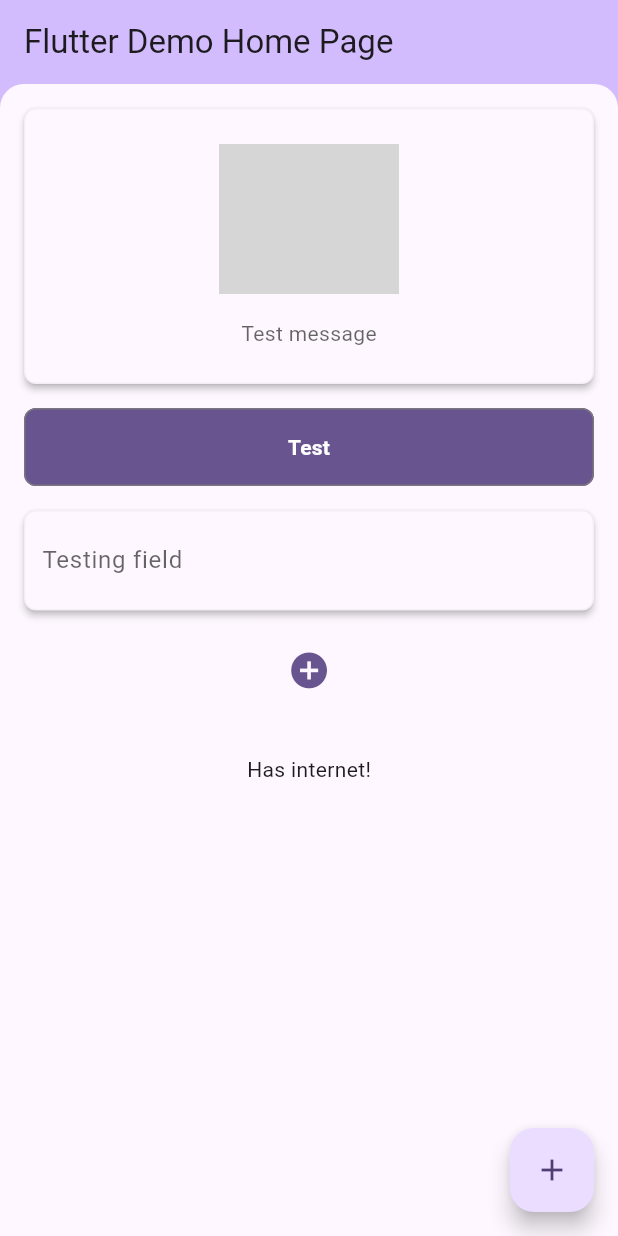
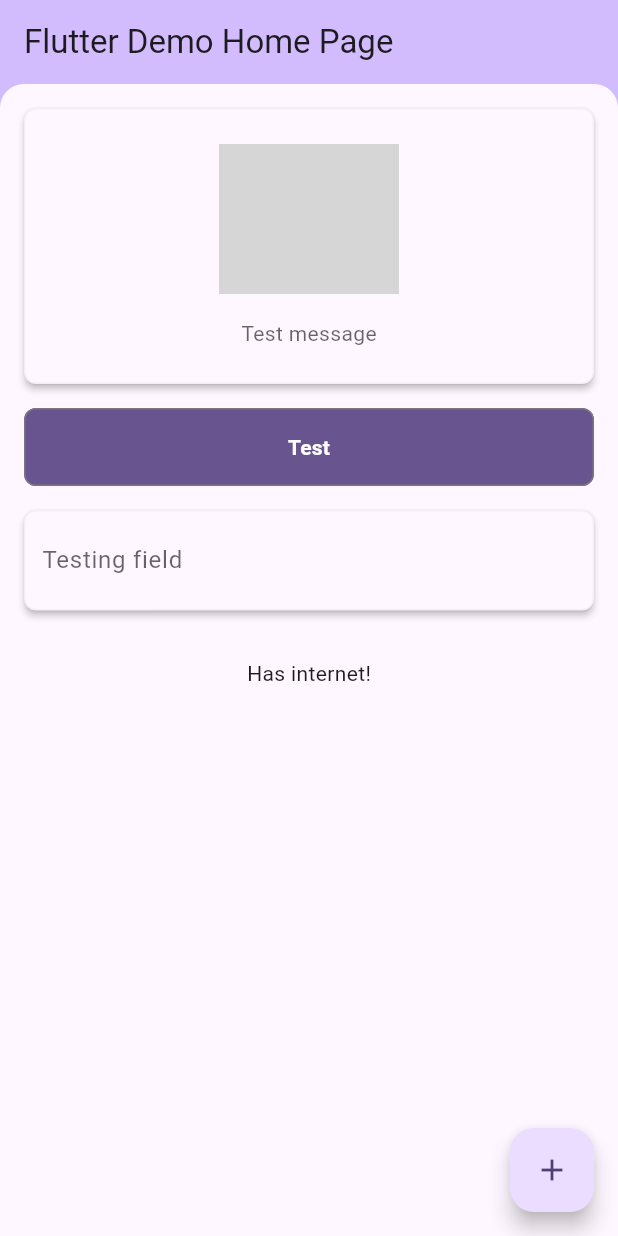
Before and after one commit to thienphan1996/tp_media, a Flutter app: the screen it shows after launch, on a phone screen of 412 x 824 dp. Run offline on Flutter 3.47's test engine with Material 3 defaults, Android fonts, the phone set to English and light mode, and no system bars; our stand-ins replace flutter_hooks, flutter_riverpod, fluttertoast, freezed_annotation, google_fonts, google_mobile_ads and 5 more; missing offline and left inert: app_tracking_transparency, purchases_flutter, purchases_ui_flutter; generated files the repository leaves out were written again; network calls fail; project files that could hold a hidden picture were left out; grey boxes are pictures that could not be loaded.

Commit message:
update version 1.0.0

```diff
--- a/example/lib/main.dart
+++ b/example/lib/main.dart
@@ -5,9 +5,6 @@ import 'package:flutter/material.dart';
 import 'package:flutter/services.dart';
 import 'package:flutter_riverpod/flutter_riverpod.dart';
 import 'package:tp_media/tp_media.dart';
-import 'package:tp_media/widget/internet_checker.dart';
-import 'package:tp_media/widget/premium_user.dart';
-import 'package:tp_media/widget/top_rounded_container.dart';
 
 void main() async {
   WidgetsFlutterBinding.ensureInitialized();
@@ -97,7 +94,7 @@ class _MyHomePageState extends LoadingDialogState<MyHomePage> with InterstitialA
   }
 
   void _incrementCounter() {
-    TestIapManager.instance.presentPaywallIfNeeded();
+    loadAndShowRewardAd();
   }
 
   @override
@@ -130,8 +127,6 @@ class _MyHomePageState extends LoadingDialogState<MyHomePage> with InterstitialA
                           SizedBox(height: 16),
                           CommonTextField(labelText: 'Testing field'),
                           SizedBox(height: 16),
-                          CommonIconButton(icon: Icons.add_circle_outlined, onPressed: () {}),
-                          SizedBox(height: 16),
                           CommonCard(
                             child: PremiumUser(
                               text: 'Hello Premium User',
--- a/lib/ads/admob_open_ad.dart
+++ b/lib/ads/admob_open_ad.dart
@@ -9,7 +9,9 @@ class OpenAdLifecycleReactor {
 
   void listenToAppStateChanges() {
     AppStateEventNotifier.startListening();
-    AppStateEventNotifier.appStateStream.forEach((state) => _onAppStateChanged(state));
+    AppStateEventNotifier.appStateStream.forEach(
+      (state) => _onAppStateChanged(state),
+    );
   }
 
   void _onAppStateChanged(AppState appState) {
--- /dev/null
+++ b/lib/external/in_app_review.dart
@@ -0,0 +1 @@
+export 'package:in_app_review/in_app_review.dart';
--- a/lib/iap/iap_initializer.dart
+++ b/lib/iap/iap_initializer.dart
@@ -4,7 +4,11 @@ import 'package:purchases_flutter/purchases_flutter.dart';
 import 'package:tp_media/iap/iap_manager.dart';
 
 class IapInitializer {
-  static Future<bool> init(List<IapManager> iapManagers, {String? androidApiKey, String? iosApiKey}) async {
+  static Future<bool> init(
+    List<IapManager> iapManagers, {
+    String? androidApiKey,
+    String? iosApiKey,
+  }) async {
     Purchases.setLogLevel(LogLevel.debug);
 
     PurchasesConfiguration configuration;
--- a/lib/mixin/interstitial_ad_mixin.dart
+++ b/lib/mixin/interstitial_ad_mixin.dart
@@ -4,7 +4,8 @@ import 'package:tp_media/ads/admob_enable.dart';
 import 'package:tp_media/network/internet_manager.dart';
 import 'package:tp_media/state/loading_dialog_state.dart';
 
-mixin InterstitialAdMixin<T extends StatefulWidget> on State<T> implements AdmobEnable {
+mixin InterstitialAdMixin<T extends StatefulWidget> on State<T>
+    implements AdmobEnable {
   InterstitialAd? _interstitialAd;
   bool _isLoadingAd = false;
 
@@ -46,7 +47,7 @@ mixin InterstitialAdMixin<T extends StatefulWidget> on State<T> implements Admob
 
     if (!_isLoadingAd && _interstitialAd == null && mounted) {
       _isLoadingAd = true;
-      showLoadingDialog(context);
+      showDialogLoading(context);
       InterstitialAd.load(
         adUnitId: interstitialUnitId,
         request: const AdRequest(),
--- a/lib/network/internet_manager.dart
+++ b/lib/network/internet_manager.dart
@@ -9,5 +9,6 @@ class InternetManager {
 
   Future<bool> get isOnline => InternetConnection().hasInternetAccess;
 
-  Stream<InternetStatus> get onStatusChange => InternetConnection().onStatusChange;
+  Stream<InternetStatus> get onStatusChange =>
+      InternetConnection().onStatusChange;
 }
--- a/lib/state/loading_dialog_state.dart
+++ b/lib/state/loading_dialog_state.dart
@@ -1,6 +1,6 @@
 import 'package:flutter/material.dart';
 
-void showLoadingDialog(BuildContext context, {Color? color}) {
+void showDialogLoading(BuildContext context, {Color? color}) {
   showDialog(
     context: context,
     barrierDismissible: false,
@@ -34,7 +34,7 @@ abstract class LoadingDialogState<T extends StatefulWidget> extends State<T> {
 
   void showLoading() {
     isLoading = true;
-    showLoadingDialog(context);
+    showDialogLoading(context);
   }
 
   void hideLoading() {
--- a/lib/widget/internet_checker.dart
+++ b/lib/widget/internet_checker.dart
@@ -6,7 +6,11 @@ import 'package:lottie/lottie.dart';
 import 'package:tp_media/network/internet_manager.dart';
 
 class InternetChecker extends StatefulWidget {
-  const InternetChecker({super.key, required this.message, required this.child});
+  const InternetChecker({
+    super.key,
+    required this.message,
+    required this.child,
+  });
 
   final String message;
   final Widget child;
@@ -52,10 +56,20 @@ class _InternetCheckerState extends State<InternetChecker> {
             SizedBox(
               width: 120,
               height: 100,
-              child: Lottie.asset('assets/ani_no_internet.json', package: 'tp_media', fit: BoxFit.cover),
+              child: Lottie.asset(
+                'assets/ani_no_internet.json',
+                package: 'tp_media',
+                fit: BoxFit.cover,
+              ),
             ),
             const SizedBox(height: 16),
-            Text(widget.message, style: TextStyle(fontSize: 14.0, color: Theme.of(context).hintColor)),
+            Text(
+              widget.message,
+              style: TextStyle(
+                fontSize: 14.0,
+                color: Theme.of(context).hintColor,
+              ),
+            ),
           ],
         ),
       ),
--- a/pubspec.yaml
+++ b/pubspec.yaml
@@ -1,6 +1,6 @@
 name: tp_media
 description: "Flutter common package by TP MEDIA. Support Admob to show ads, RevenueCat to show Paywall and handle In app purchase."
-version: 0.0.8
+version: 1.0.0
 homepage: https://github.com/thienphan1996/tp_media.git
 
 environment:
@@ -26,6 +26,8 @@ dependencies:
 
   internet_connection_checker_plus: ^2.9.0
 
+  in_app_review: ^2.0.11
+
 dev_dependencies:
   flutter_test:
     sdk: flutter
```
Also changed, not shown: lib/ads/admob_banner_ad.dart (+9 -5 lines), lib/ads/admob_initializer.dart (+8 -3 lines), lib/common/in_app_review_checker.dart (added, +18 -0 lines), lib/extension/context_ex.dart (+20 -6 lines), lib/iap/iap_manager.dart (+25 -8 lines), lib/mixin/rewarded_ad_mixin.dart (+14 -7 lines), lib/tp_media.dart (+12 -0 lines), lib/widget/common_empty.dart (+12 -2 lines), lib/widget/premium_user.dart (+29 -5 lines), example/pubspec.lock, 1 other file.
